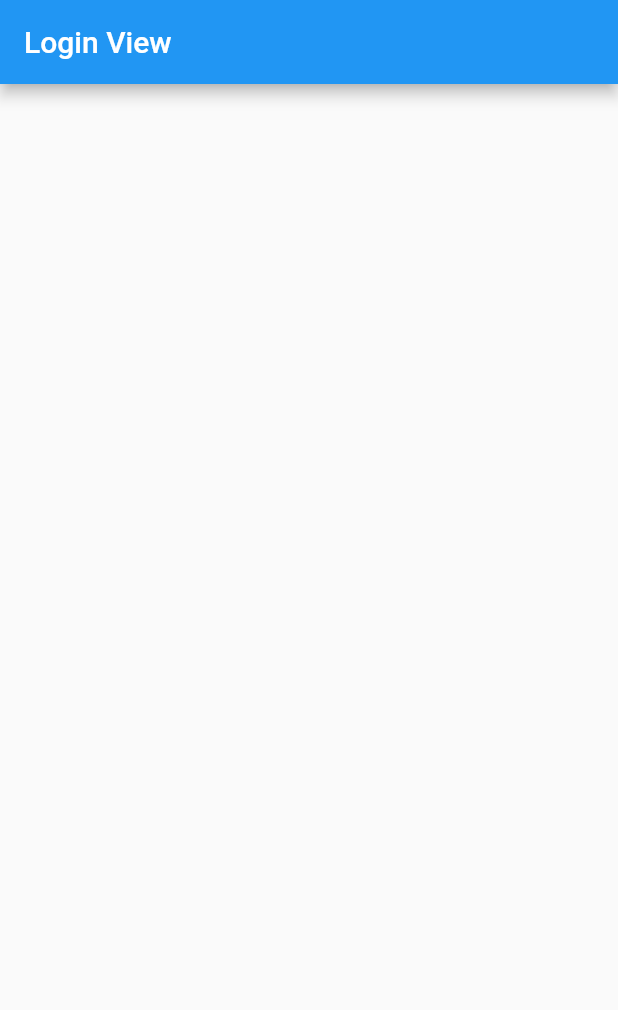
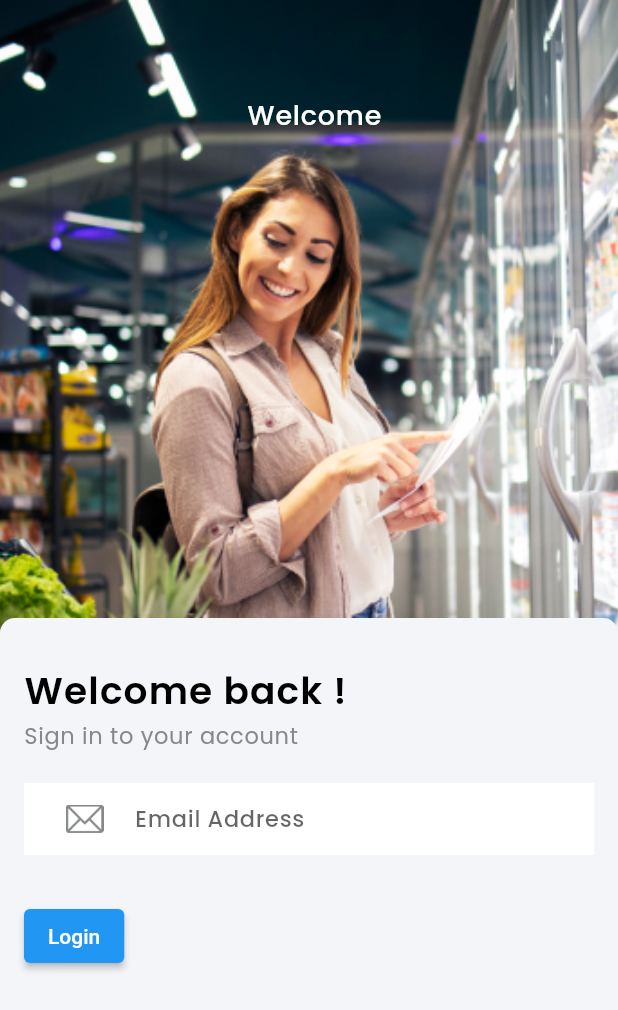
Before and after one commit to m-ammar-p/big_cart_flutter, a Flutter app: the screen it shows after launch, on a phone screen of 412 x 824 dp. Shown: the top 1010 px of the screen. Run offline on Flutter 3.47's test engine with Material 2 defaults, Android fonts, the phone set to English and light mode, and no system bars; our stand-ins replace google_fonts, stacked, stacked_core, stacked_services.

Commit message:
working od login view UI

```diff
--- a/lib/base/app_setup.dart
+++ b/lib/base/app_setup.dart
@@ -1,4 +1,3 @@
-import 'package:e_commerce/base/custom_router.dart';
 import 'package:e_commerce/views/login/login_view.dart';
 import 'package:e_commerce/views/splash/splash_view.dart';
 import 'package:stacked/stacked_annotations.dart';
--- a/lib/shared/styles/styles.dart
+++ b/lib/shared/styles/styles.dart
@@ -4,7 +4,8 @@ import 'package:google_fonts/google_fonts.dart';
 // App Colors
 const Color appGreenColor = Color(0xFF6CC51D);
 const Color appGreyColor = Color(0xFF868889);
-const Color appWhiteColor = Color(0xFFF4F5F9);
+const Color appGreyColorBackground = Color(0xFFF4F5F9);
+const Color appWhiteColor = Color(0xFFFFFFFF);
 const Color appBlueColor = Color(0xFF407EC7);
 const Color appGreenSecondary = Color(0xFFAEDC81);
 const Color appGreySecondary = Color(0xFFEBEBEB);
--- /dev/null
+++ b/lib/shared/widgets/app_text_form_field.dart
@@ -0,0 +1,65 @@
+import 'package:e_commerce/shared/styles/styles.dart';
+import 'package:flutter/material.dart';
+
+class AppTextFormField extends StatelessWidget {
+
+  final TextEditingController? controller;
+  final FormFieldValidator<String>? validator;
+  final Widget? prefixIcon;
+  final String prefixIconPath;
+  final String? hintText;
+  final bool isPassField;
+
+  const AppTextFormField({Key? key,
+    this.controller,
+    this.validator,
+    this.prefixIcon,
+    this.hintText,
+    required this.prefixIconPath,
+    required this.isPassField}) : super(key: key);
+
+  @override
+  Widget build(BuildContext context) {
+    return
+      Container(
+        child: TextFormField(
+
+          validator: validator,
+          controller: controller,
+          obscureText: isPassField,
+          style: heading3.copyWith(
+        letterSpacing: 15 * (3 / 100)),
+
+          decoration: InputDecoration(
+            labelStyle: heading3,
+            constraints: BoxConstraints(
+              maxHeight: 100,
+            ),
+            fillColor: appWhiteColor,
+            filled: true,
+            hintText: hintText,
+            prefixIcon: prefixIcon ??
+                Padding(
+                  padding: const EdgeInsets.only(left: 28, right: 21),
+                  child: SizedBox(
+                    height: 25,
+                    width: 25,
+                    child: FittedBox(
+                      child: ImageIcon(
+                        AssetImage(prefixIconPath),
+                        color: appGreyColor,
+                      ),
+                    ),
+                  ),
+                ),
+              border: InputBorder.none,
+              errorBorder: OutlineInputBorder(
+                  borderSide: BorderSide(color: Colors.red, width: 1)
+              ),
+
+          ),
+
+        ),
+      );
+    } // build
+} // AppTextFormField
--- /dev/null
+++ b/lib/utils/helper.dart
@@ -0,0 +1,8 @@
+import 'package:flutter/material.dart';
+
+
+double screenWidth(BuildContext context, {double percentage = 1}) =>
+    MediaQuery.of(context).size.width * percentage;
+
+double screenHeight(BuildContext context, {double percentage = 1}) =>
+    MediaQuery.of(context).size.height * percentage;
--- a/lib/views/login/login_view.dart
+++ b/lib/views/login/login_view.dart
@@ -1,20 +1,107 @@
+import 'package:e_commerce/constants/assets/assets_path.dart';
+import 'package:e_commerce/shared/styles/styles.dart';
+import 'package:e_commerce/shared/widgets/app_text_form_field.dart';
+import 'package:e_commerce/utils/helper.dart';
 import 'package:e_commerce/views/login/login_view_model.dart';
 import 'package:flutter/material.dart';
-import 'package:flutter/src/widgets/framework.dart';
+
 import 'package:stacked/stacked.dart';
 
 class LoginView extends ViewModelBuilderWidget<LoginViewModel> {
+  @override
+  Widget builder(
+      BuildContext context, LoginViewModel viewModel, Widget? child) {
+    return Scaffold(
+      body: Container(
+        width: double.maxFinite,
+        height: double.maxFinite,
+        child: Stack(
+          children: [
 
-  @override
-  Widget builder(BuildContext context, LoginViewModel viewModel, Widget? child) {
+            // login background image container
+            Positioned(
+              left: 0,
+              right: 0,
+              child: Container(
+                width: double.maxFinite,
+                height: screenHeight(context, percentage: 0.75),
+                decoration: BoxDecoration(
+                    image: DecorationImage(
+                        image: AssetImage(Assets.assetsLoginBackground),
+                        fit: BoxFit.cover)),
+              ),
+            ),
 
-    return Scaffold(
-      appBar: AppBar(
-        title: Text("Login View"),
+            // Welcome Text on background image
+            Positioned(
+              top: 63,
+              left: screenWidth(context, percentage: 0.4),
+              child: Text(
+                "Welcome",
+                style: heading6,
+              ),
+            ),
+
+            // login Container
+            Positioned(
+              top: screenHeight(context, percentage: 0.5),
+              child: Container(
+                height: screenHeight(context, percentage: 1),
+                width: screenWidth(context, percentage: 1),
+                decoration: BoxDecoration(
+                  color: appGreyColorBackground,
+                  borderRadius: BorderRadius.only(
+                    topLeft: Radius.circular(10),
+                    topRight: Radius.circular(10),
+                  ),
+                ),
+
+                child: Form(
+                  child: Builder(
+                    builder: (context) {
+                      return Padding(
+                        padding: const EdgeInsets.only(top: 30, left: 16, right: 16, bottom: 20),
+                        child: Column(
+                          crossAxisAlignment: CrossAxisAlignment.start,
+                          children: [
+
+                            Text("Welcome back !", style: heading5,),
+
+                            Text("Sign in to your account", style: paragraph2,),
+
+                            SizedBox(height: 20,),
+
+                            AppTextFormField(
+                            controller: viewModel.emailController,
+                            validator: viewModel.validateEmail,
+                              isPassField: false,
+                              hintText: "Email Address",
+                              prefixIconPath: Assets.assetsEmailIcon,
+
+                            ),
+
+
+
+                        SizedBox(height: 30,),
+                        ElevatedButton(onPressed: () => viewModel.onLoginTap(context), child: Text("Login"),),
+
+                          ],
+                        ),
+                      );
+                    }
+                  ),
+                ),
+              ),
+            ),
+          ],
+        ),
       ),
     );
   } //builder
 
   @override
   LoginViewModel viewModelBuilder(BuildContext context) => LoginViewModel();
+
+  @override
+  bool get reactive => true;
 } //LoginView
--- a/lib/views/login/login_view_model.dart
+++ b/lib/views/login/login_view_model.dart
@@ -1,5 +1,40 @@
+import 'package:flutter/material.dart';
 import 'package:stacked/stacked.dart';
 
 class LoginViewModel extends BaseViewModel {
 
+  TextEditingController emailController = TextEditingController();
+  TextEditingController passwordlController = TextEditingController();
+
+  void onLoginTap(BuildContext context) async {
+    if (!(Form.of(context)?.validate() ?? false)) {
+      return;
+    }
+  } // onLoginTap
+
+  String? validateEmail(String? value) {
+
+    if(value == null || value.isEmpty) {
+      return "Please enter an email";
+    }
+
+    if(!value.contains("@")) {
+      return "Please enter a valid email";
+    }
+    return null;
+  } // validateEmail
+
+
+  String? validatePassword(String? value) {
+
+    if(value == null || value.isEmpty) {
+      return "Please enter password";
+    }
+
+    if(value.length < 6) {
+      return "Password must contains at least 6 characters";
+    }
+    return null;
+  } // validatePassword
+
 } // LoginViewModel
--- a/lib/views/splash/splash_view_model.dart
+++ b/lib/views/splash/splash_view_model.dart
@@ -15,7 +15,7 @@ class SplashViewModel extends BaseViewModel {
     // this works like SetState() -> just call it
     // notifyListeners();
 
-    await Future.delayed(Duration(seconds: 5),);
+    await Future.delayed(Duration(seconds: 2),);
 
     locator<NavigationService>().pushNamedAndRemoveUntil(Routes.loginView);
 
```
